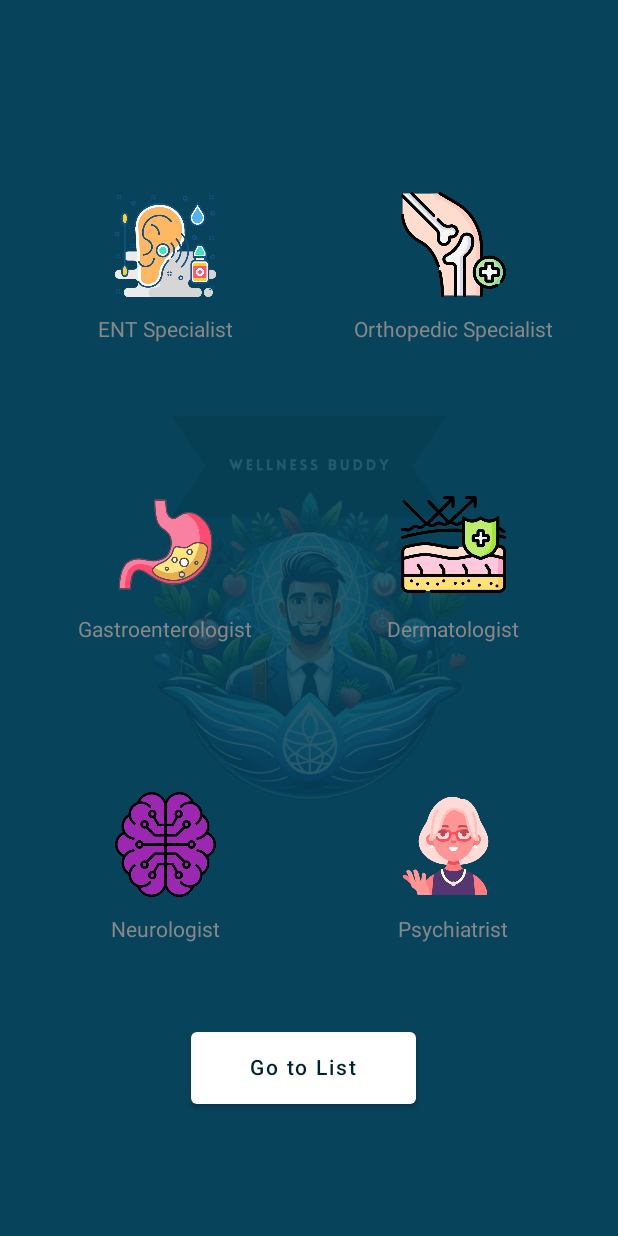
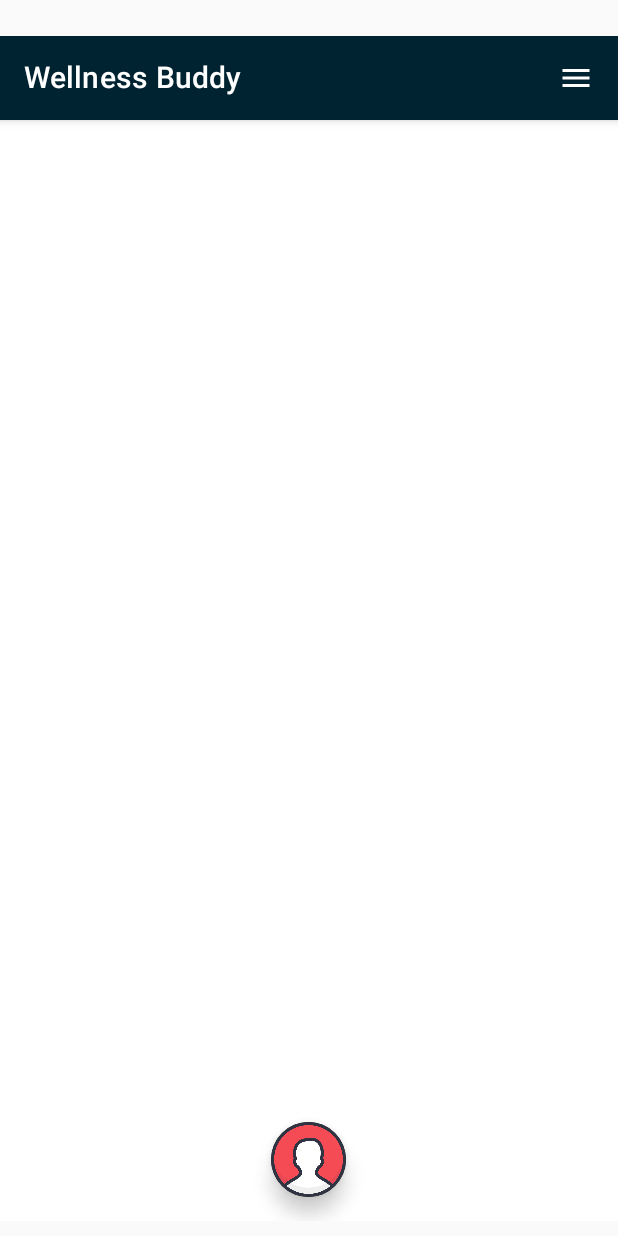
Before and after one commit to S-A-T-Y-A/Mobile_App_Dev_Final_Project, an Android app built with Jetpack Compose: the screen it shows after launch (MainActivity), on a phone screen of 412 x 824 dp. Run offline under Robolectric (Android 15) with nearby library versions, the phone set to English and light mode, and no system bars; our stand-ins replace Firebase (no records; nobody signed in at launch, a user with empty details on screens opened directly).

Commit message:
resolving merge conflicts

```diff
--- a/app/src/main/java/com/team3/wellness_buddy/MainActivity.kt
+++ b/app/src/main/java/com/team3/wellness_buddy/MainActivity.kt
@@ -1,4 +1,8 @@
 package com.team3.wellness_buddy
+
+
+import android.content.Context
+import android.net.Uri
 
 
 import android.os.Bundle
@@ -12,16 +16,43 @@ import com.team3.wellness_buddy.register.SignUpPage
 
 import com.team3.wellness_buddy.usersList.UsersListPage
 import com.google.firebase.FirebaseApp
-import com.team3.wellness_buddy.categoryexplorer.CategorySelectionPage
-import com.team3.wellness_buddy.categoryexplorer.Show
 import com.team3.wellness_buddy.login.Login
 
+object UserPreferences {
+    private const val PREF_NAME = "user_preferences"
+    private const val KEY_FIRST_NAME = "first_name"
+    private const val KEY_LAST_NAME = "last_name"
+    private const val KEY_EMAIL = "email"
+
+    fun saveUserInfo(context: Context, firstName: String?, lastName: String?, email: String) {
+        val sharedPreferences = context.getSharedPreferences(PREF_NAME, Context.MODE_PRIVATE)
+        val editor = sharedPreferences.edit()
+        editor.putString(KEY_FIRST_NAME, firstName)
+        editor.putString(KEY_LAST_NAME, lastName)
+        editor.putString(KEY_EMAIL, email)
+        editor.apply()
+    }
+
+    fun getFirstName(context: Context): String? {
+        val sharedPreferences = context.getSharedPreferences(PREF_NAME, Context.MODE_PRIVATE)
+        return sharedPreferences.getString(KEY_FIRST_NAME, null)
+    }
+
+    fun getLastName(context: Context): String? {
+        val sharedPreferences = context.getSharedPreferences(PREF_NAME, Context.MODE_PRIVATE)
+        return sharedPreferences.getString(KEY_LAST_NAME, null)
+    }
+
+    fun getEmail(context: Context): String? {
+        val sharedPreferences = context.getSharedPreferences(PREF_NAME, Context.MODE_PRIVATE)
+        return sharedPreferences.getString(KEY_EMAIL, null)
+    }
+}
 
 class MainActivity : ComponentActivity() {
     override fun onCreate(savedInstanceState: Bundle?) {
         super.onCreate(savedInstanceState)
         setContent {
-            Show()
             WellnessBuddyApp()
             FirebaseApp.initializeApp(this)
         }
@@ -34,13 +65,9 @@ class MainActivity : ComponentActivity() {
 fun WellnessBuddyApp() {
     val navController = rememberNavController()
 
-    NavHost(navController = navController, startDestination = "category_explorer") {
+    NavHost(navController = navController, startDestination = "home") {
         composable("login") { Login(navController) }
         composable("home") { UsersListPage(navController) }
         composable("signUp") { SignUpPage(navController) }
-        composable("category_explorer"){
-            CategorySelectionPage()
-        }
     }
-
 }
--- a/app/src/main/java/com/team3/wellness_buddy/login/Login.kt
+++ b/app/src/main/java/com/team3/wellness_buddy/login/Login.kt
@@ -44,7 +44,7 @@ import com.team3.wellness_buddy.helpers.MyCustomIcon
 import com.team3.wellness_buddy.helpers.rememberImeState
 import kotlinx.coroutines.launch
 import java.security.MessageDigest
-
+import com.team3.wellness_buddy.UserPreferences
 @SuppressLint("ResourceType")
 @Composable
 fun Login(navController: NavController){
@@ -168,7 +168,6 @@ fun Login(navController: NavController){
                         checkUserInFirebase(username, hashString(password), context, navController)
                     }
                 }
-
                 Custom_Button(text = "Sign Up ",Custom_Colors.Primary_bg_lite) {
                     coroutineScope.launch {
                         navController.navigate("signUp")
--- a/app/src/main/java/com/team3/wellness_buddy/register/SignUpForm.kt
+++ b/app/src/main/java/com/team3/wellness_buddy/register/SignUpForm.kt
@@ -447,7 +447,8 @@ fun SignUpForm(
                         state,
                         country,
                         if (seekerChecked) "Seeker" else if (coachChecked) "Coach" else "",
-                        level
+                        level,
+                        category
                     )
                     // Print user details before storing to Firebase
                     Log.d("SignUpForm", user.toString())
@@ -538,7 +539,8 @@ data class User(
     val state: String,
     val country: String,
     val role: String,
-    val level: String?
+    val level: String?,
+    val category:String?
 )
 
 data class CheckboxState(val text: String, val checked: Boolean = false)
--- a/app/src/main/java/com/team3/wellness_buddy/usersList/UserListContent.kt
+++ b/app/src/main/java/com/team3/wellness_buddy/usersList/UserListContent.kt
@@ -1,5 +1,6 @@
 package com.team3.wellness_buddy.usersList
 
+import User
 import androidx.compose.foundation.background
 import androidx.compose.foundation.layout.Box
 import androidx.compose.foundation.layout.Column
@@ -19,11 +20,9 @@ import androidx.compose.ui.graphics.Color
 import androidx.compose.ui.platform.LocalConfiguration
 import androidx.compose.ui.unit.dp
 import com.team3.wellness_buddy.helpers.getWindowToolBarHeight
-
 @Composable
-//fun UserList(userList:List<User>)
-fun UserListContent(paddingValues: PaddingValues) {
-    val scrollState= rememberScrollState()
+fun UserListContent(userList: List<User>, paddingValues: PaddingValues) {
+    val scrollState = rememberScrollState()
     Column(
         modifier = Modifier
             .padding(paddingValues)
@@ -31,19 +30,12 @@ fun UserListContent(paddingValues: PaddingValues) {
             .fillMaxSize()
             .verticalScroll(scrollState),
         horizontalAlignment = Alignment.CenterHorizontally
-
-
     ) {
-            val name="Satya"
-            val description="Psychiatrist"
         Spacer(modifier = Modifier.height(10.dp))
-            for(i in 0..10){
-
-                UserListElement(name,description)
+        userList.forEach { user ->
+            UserListElement(user = user)
             Spacer(modifier = Modifier.height(10.dp))
         }
         Spacer(modifier = Modifier.height(65.dp))
-
     }
-
 }
--- a/app/src/main/java/com/team3/wellness_buddy/usersList/UsersListPage.kt
+++ b/app/src/main/java/com/team3/wellness_buddy/usersList/UsersListPage.kt
@@ -1,41 +1,37 @@
 package com.team3.wellness_buddy.usersList
 
 
+import User
+
 import android.annotation.SuppressLint
+import android.util.Log
 import androidx.compose.foundation.Image
 import androidx.compose.foundation.background
-import androidx.compose.foundation.border
 
 import androidx.compose.foundation.layout.Box
 import androidx.compose.foundation.layout.Row
-import androidx.compose.foundation.layout.fillMaxHeight
 import androidx.compose.foundation.layout.fillMaxSize
-import androidx.compose.foundation.layout.fillMaxWidth
-import androidx.compose.foundation.layout.height
 
 
 import androidx.compose.foundation.layout.padding
 import androidx.compose.foundation.layout.size
-import androidx.compose.foundation.layout.width
-import androidx.compose.foundation.shape.CircleShape
-import androidx.compose.foundation.shape.RoundedCornerShape
-import androidx.compose.material.BottomAppBar
-import androidx.compose.material.Button
+
+import androidx.compose.material.CircularProgressIndicator
+import androidx.compose.material.DropdownMenu
+import androidx.compose.material.DropdownMenuItem
 import androidx.compose.material.FabPosition
 import androidx.compose.material.FloatingActionButton
 import androidx.compose.material.FloatingActionButtonDefaults
 import androidx.compose.material.Icon
 import androidx.compose.material.IconButton
-import androidx.compose.material.MaterialTheme
 import androidx.compose.material.Scaffold
 import androidx.compose.material.Text
 import androidx.compose.material.TopAppBar
 import androidx.compose.material.icons.Icons
-import androidx.compose.material.icons.filled.ArrowBack
-import androidx.compose.material.icons.filled.Home
 import androidx.compose.material.icons.filled.Menu
 
 import androidx.compose.runtime.Composable
+import androidx.compose.runtime.LaunchedEffect
 import androidx.compose.runtime.getValue
 import androidx.compose.runtime.mutableStateOf
 import androidx.compose.runtime.remember
@@ -45,22 +41,24 @@ import androidx.compose.ui.Alignment
 
 import androidx.compose.ui.Modifier
 import androidx.compose.ui.graphics.Color
-import androidx.compose.ui.graphics.ImageBitmap
 import androidx.compose.ui.platform.LocalContext
 import androidx.compose.ui.res.painterResource
-import androidx.compose.ui.tooling.preview.Preview
 import androidx.compose.ui.unit.dp
+import androidx.lifecycle.LiveData
+import androidx.lifecycle.MutableLiveData
+import androidx.lifecycle.viewmodel.compose.viewModel
 import com.team3.wellness_buddy.R
 import com.team3.wellness_buddy.helpers.getWindowStatusBarHeight
 import com.team3.wellness_buddy.helpers.getWindowToolBarHeight
-import com.team3.wellness_buddy.register.MyCustomIcon
-import com.team3.wellness_buddy.register.SignUpForm
-import com.team3.wellness_buddy.register.loadMyIcon
 import com.team3.wellness_buddy.ui.theme.Custom_Colors
 import kotlinx.coroutines.launch
 import androidx.navigation.NavController
-import androidx.navigation.compose.rememberNavController
+import com.google.firebase.database.DataSnapshot
+import com.google.firebase.database.DatabaseError
+import com.google.firebase.database.FirebaseDatabase
+import com.google.firebase.database.ValueEventListener
 import com.team3.wellness_buddy.UserPreferences
+
 
 
 @SuppressLint("SuspiciousIndentation", "ResourceType")
@@ -69,6 +67,78 @@ import com.team3.wellness_buddy.UserPreferences
 fun UsersListPage(navController: NavController){
     val coroutineScope = rememberCoroutineScope()
     val context= LocalContext.current
+    val categories = listOf("ENT Specialist", "Orthopedic Specialist", "Gastroenterologist", "Dermatologist", "Neurologist", "Psychiatrist")
+    val ages = listOf("<25", "<35", "<=45", ">=45")
+    val _userList = MutableLiveData<List<User>>()
+    var selectedCategory by remember { mutableStateOf(categories[0]) }
+    var selectedAge by remember { mutableStateOf(ages[0]) }
+    var isDataLoaded by remember { mutableStateOf(false) } // Track whether data is loaded
+
+    fun fetchUserList() {
+        val firebaseRef = FirebaseDatabase.getInstance().getReference("users")
+        firebaseRef.addListenerForSingleValueEvent(object : ValueEventListener {
+            override fun onDataChange(snapshot: DataSnapshot) {
+                val userList = mutableListOf<User>()
+                for (userSnapshot in snapshot.children) {
+                    val user = userSnapshot.getValue(User::class.java)
+                    user?.let {
+                        userList.add(it)
+                    }
+                }
+                Log.d("UserList",userList.toString())
+                _userList.value = userList
+                isDataLoaded = true
+            }
+
+            override fun onCancelled(error: DatabaseError) {
+                // Handle error
+            }
+        })
+    }
+    LaunchedEffect(true) {
+        fetchUserList()
+    }
+
+
+    @Composable
+    fun FilterRow(
+        categories: List<String>,
+        ages: List<String>
+
+    ) {
+
+        Row {
+            // Category dropdown
+            DropdownMenu(
+                expanded = false,
+                onDismissRequest = { /* Dismiss dropdown on outside click */ }
+            ) {
+                categories.forEach { category ->
+                    DropdownMenuItem(onClick = {
+                        selectedCategory = category
+                    }) {
+                        Text(text = category)
+                    }
+                }
+            }
+
+            // Age dropdown
+            DropdownMenu(
+                expanded = false,
+                onDismissRequest = { /* Dismiss dropdown on outside click */ }
+            ) {
+                ages.forEach { age ->
+                    DropdownMenuItem(onClick = {
+                        selectedAge = age
+                    }) {
+                        Text(text = age)
+                    }
+                }
+            }
+        }
+    }
+
+
    Scaffold(
         modifier = Modifier
             .padding(
@@ -113,7 +183,6 @@ fun UsersListPage(navController: NavController){
 
        floatingActionButton = {
 
-//           val myIconBitmap= loadMyIcon(iconImage = R.raw.user, altText = "ProfilePicture")
            FloatingActionButton(
                onClick = {
                    coroutineScope.launch {
@@ -124,18 +193,33 @@ fun UsersListPage(navController: NavController){
                    .size(50.dp),
                backgroundColor = Color.Black, // Set your desired FAB background color // Set your desired FAB content color
                elevation = FloatingActionButtonDefaults.elevation(defaultElevation = 8.dp),
-//               shape = CircleShape
            ) {
 
                Image(
-                   modifier = Modifier.
-                   fillMaxSize(),
+                   modifier = Modifier.fillMaxSize(),
                    painter = painterResource(id = R.raw.user), contentDescription ="user" )
            }
        },
        floatingActionButtonPosition = FabPosition.Center,
 
     ) { innerPadding ->
+       FilterRow(categories, ages)
+       Log.d("UserList1",_userList.toString())
 
-       UserListContent(innerPadding)
+       if (!isDataLoaded) {
+           Log.d("UserList1",_userList.toString())
+
+           Box(
+               modifier = Modifier
+                   .fillMaxSize()
+                   .padding(innerPadding),
+               contentAlignment = Alignment.Center
+           ) {
+               CircularProgressIndicator()
+           }
+       } else {
+           _userList.value?.let { userList ->
+               UserListContent(userList = userList, paddingValues = innerPadding)
+           }
+       }
    }}
```
Also changed, not shown: app/src/main/java/com/team3/wellness_buddy/usersList/DataClasses.kt (+15 -43 lines), app/src/main/java/com/team3/wellness_buddy/usersList/UserListElement.kt (+6 -8 lines). Lines whose indentation alone changed are shown as unchanged.
